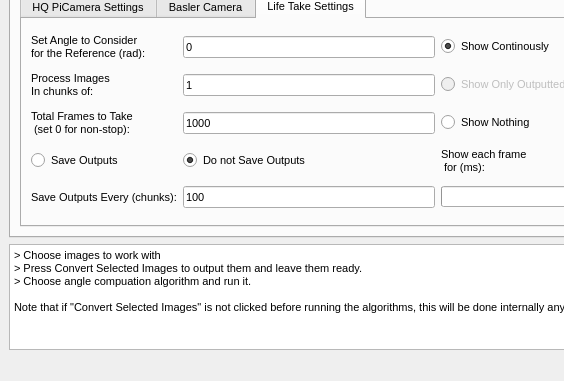
Qt form GUI/Design.ui (Oiangu9/Conical_Refraction_Polarimeter) before a commit; both pictures show x 0 to 564 and y 145 to 526 of the 866 by 526 pixel window.
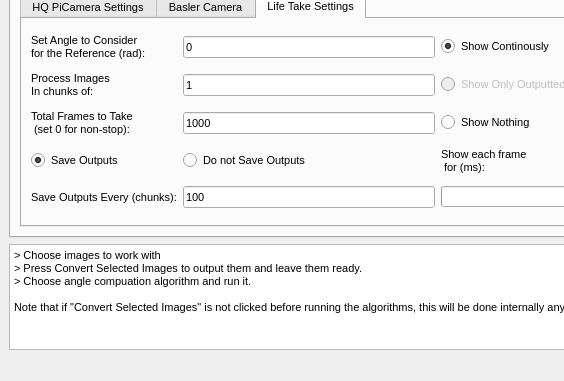
The same form after that commit. The open tabs and pages were chosen to show the change.

Patch:
```diff
--- a/GUI/Design.ui
+++ b/GUI/Design.ui
@@ -2277,7 +2277,7 @@
                <string>Save Outputs</string>
               </property>
               <property name="checked">
-               <bool>false</bool>
+               <bool>true</bool>
               </property>
               <attribute name="buttonGroup">
                <string notr="true">buttonGroup_13</string>
@@ -2290,7 +2290,7 @@
                <string>Do not Save Outputs</string>
               </property>
               <property name="checked">
-               <bool>true</bool>
+               <bool>false</bool>
               </property>
               <attribute name="buttonGroup">
                <string notr="true">buttonGroup_13</string>
```
Left out of the diff: 30 changed lines with no effect on the pictures.
